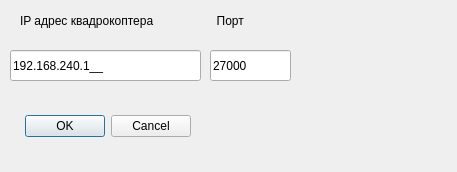
Above: connectdialog.ui from alkiz/Q1_Control_Panel before the change. Below: the same form after it.
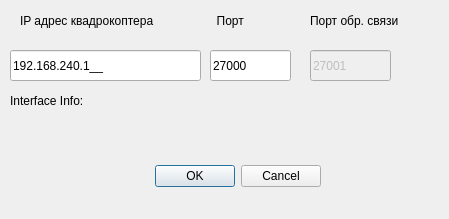
That is the form after the change.

```diff
--- a/connectdialog.ui
+++ b/connectdialog.ui
@@ -6,8 +6,8 @@
    <rect>
     <x>0</x>
     <y>0</y>
-    <width>457</width>
-    <height>172</height>
+    <width>449</width>
+    <height>219</height>
    </rect>
   </property>
   <property name="windowTitle">
@@ -16,8 +16,8 @@
   <widget class="QDialogButtonBox" name="buttonBox">
    <property name="geometry">
     <rect>
-     <x>10</x>
-     <y>110</y>
+     <x>140</x>
+     <y>160</y>
      <width>181</width>
      <height>32</height>
     </rect>
@@ -90,6 +90,70 @@
     <string>  Порт</string>
    </property>
   </widget>
+  <widget class="QLineEdit" name="feedback_port_Edit">
+   <property name="enabled">
+    <bool>false</bool>
+   </property>
+   <property name="geometry">
+    <rect>
+     <x>310</x>
+     <y>50</y>
+     <width>81</width>
+     <height>31</height>
+    </rect>
+   </property>
+   <property name="inputMask">
+    <string/>
+   </property>
+   <property name="text">
+    <string>27001</string>
+   </property>
+   <property name="readOnly">
+    <bool>false</bool>
+   </property>
+   <property name="clearButtonEnabled">
+    <bool>false</bool>
+   </property>
+  </widget>
+  <widget class="QLabel" name="label_3">
+   <property name="geometry">
+    <rect>
+     <x>310</x>
+     <y>10</y>
+     <width>121</width>
+     <height>21</height>
+    </rect>
+   </property>
+   <property name="text">
+    <string>Порт обр. связи</string>
+   </property>
+  </widget>
+  <widget class="QLabel" name="label_4">
+   <property name="geometry">
+    <rect>
+     <x>10</x>
+     <y>90</y>
+     <width>101</width>
+     <height>21</height>
+    </rect>
+   </property>
+   <property name="text">
+    <string>Interface Info:</string>
+   </property>
+  </widget>
+  <widget class="QLabel" name="ip_info_label">
+   <property name="geometry">
+    <rect>
+     <x>130</x>
+     <y>90</y>
+     <width>151</width>
+     <height>21</height>
+    </rect>
+   </property>
+   <property name="text">
+    <string/>
+   </property>
+  </widget>
  </widget>
  <resources/>
  <connections>
```
